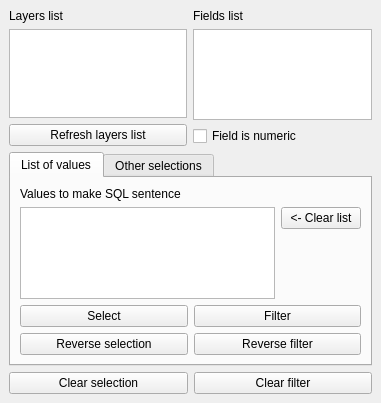
Above: easy_filter_and_selection/easy_filter_and_selection_dockwidget_base.ui from Rzezimioszek/QGIS-easy-filter-selection before the change. Below: the same form after it.
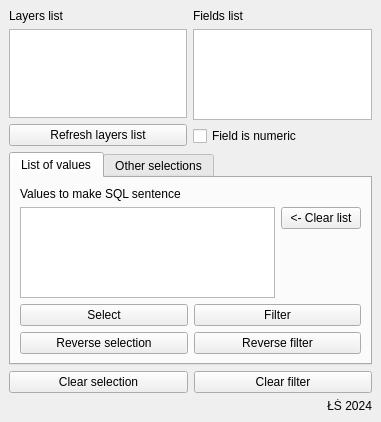
That is the form after the change.

Patch:
```diff
--- a/easy_filter_and_selection/easy_filter_and_selection_dockwidget_base.ui
+++ b/easy_filter_and_selection/easy_filter_and_selection_dockwidget_base.ui
@@ -7,7 +7,7 @@
     <x>0</x>
     <y>0</y>
     <width>381</width>
-    <height>403</height>
+    <height>422</height>
    </rect>
   </property>
   <property name="windowTitle">
@@ -262,6 +262,16 @@
       </item>
      </layout>
     </item>
+    <item>
+     <widget class="QLabel" name="label_4">
+      <property name="text">
+       <string>ŁŚ 2024</string>
+      </property>
+      <property name="alignment">
+       <set>Qt::AlignRight|Qt::AlignTrailing|Qt::AlignVCenter</set>
+      </property>
+     </widget>
+    </item>
    </layout>
   </widget>
  </widget>
```
